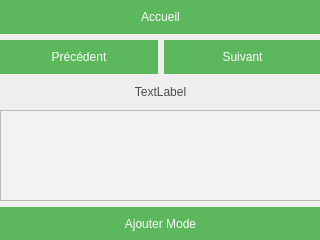
First picture: the form in thermostat/Thermostat/planningWindow.ui, repository kimchicharlie/Envio, before the edit.
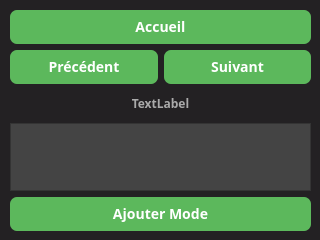
Second picture: the form after the edit.

Diff of the .ui file:
```diff
--- a/thermostat/Thermostat/planningWindow.ui
+++ b/thermostat/Thermostat/planningWindow.ui
@@ -14,21 +14,30 @@
    <string>Envio - Thermostat</string>
   </property>
   <property name="styleSheet">
-   <string notr="true"/>
+   <string notr="true">Background: #232123;
+</string>
   </property>
   <widget class="QWidget" name="centralwidget">
    <widget class="QWidget" name="gridLayoutWidget">
     <property name="geometry">
      <rect>
-      <x>0</x>
-      <y>0</y>
-      <width>321</width>
-      <height>241</height>
+      <x>10</x>
+      <y>10</y>
+      <width>301</width>
+      <height>221</height>
      </rect>
     </property>
     <layout class="QGridLayout" name="gridLayout">
      <item row="6" column="0" alignment="Qt::AlignVCenter">
       <widget class="QPushButton" name="AddModeButton">
+       <property name="font">
+        <font>
+         <family>Segoe UI,sans-serif</family>
+         <pointsize>-1</pointsize>
+         <weight>75</weight>
+         <bold>true</bold>
+        </font>
+       </property>
        <property name="styleSheet">
         <string notr="true">QPushButton
 {
@@ -37,9 +46,10 @@
 	outline: 0;
 	background: #5cb85c;
 	border: 0;
-	padding: 10px;
+	padding: 7px;
 	color: #FFFFFF;
-	font-size: 12px;
+	font-size: 14px;
+	border-radius: 7px;
 }
 
 QPushButton:hover
@@ -63,8 +73,8 @@
       <widget class="QTableView" name="tableView">
        <property name="styleSheet">
         <string notr="true">QTableView {
-	background: #f2f2f2;
-font-family:&quot;Segoe UI&quot;, sans-serif;
+	background: #444;
+	font-family:&quot;Segoe UI&quot;, sans-serif;
     show-decoration-selected: 1; 
 }
 
@@ -78,12 +88,12 @@
 
 QTableView::item:selected:!active {
     background: qlineargradient(x1: 0, y1: 0, x2: 1, y2: 1,
-                                stop: 0 #ABAFE5, stop: 1 #8588B2);
+                                stop: 0 #8588B2, stop: 1 #ABAFE5);
 }
 
 QTableView::item:selected:active {
     background: qlineargradient(x1: 0, y1: 0, x2: 1, y2: 1,
-                                stop: 0 #4cae4c, stop: 1 #265726);
+                                stop: 0 #265726, stop: 1 #4cae4c);
 }
 
 QTableView::item:hover {
@@ -99,29 +109,37 @@
 box-sizing: border-box;
 font-size: 12px;
 }
-
+*/
 QTableView::item
 {
     padding-left:10px;
     width:80px;
     height:20px;
-    color: #5a5a5a;
+    color: #EEE;
     border-bottom :1px solid #f0f0f0;
 	font-size: 12px;
 }
-*/</string>
+</string>
        </property>
       </widget>
      </item>
      <item row="4" column="0">
       <widget class="QLabel" name="DateLabel">
+       <property name="font">
+        <font>
+         <family>Segoe UI,sans-serif</family>
+         <pointsize>-1</pointsize>
+         <weight>75</weight>
+         <bold>true</bold>
+        </font>
+       </property>
        <property name="styleSheet">
         <string notr="true">font-family:&quot;Segoe UI&quot;, sans-serif;
 text-transform: uppercase;
 outline: 0;
 border: 0;
 padding: 5px;
-color: #4d4d4d;
+color: #AAA;
 font-size: 12px;
 
 </string>
@@ -138,6 +156,14 @@
       <layout class="QHBoxLayout" name="horizontalLayout">
        <item>
         <widget class="QPushButton" name="AccueilBtn">
+         <property name="font">
+          <font>
+           <family>Segoe UI,sans-serif</family>
+           <pointsize>-1</pointsize>
+           <weight>75</weight>
+           <bold>true</bold>
+          </font>
+         </property>
          <property name="styleSheet">
           <string notr="true">QPushButton
 {
@@ -146,9 +172,10 @@
 	outline: 0;
 	background: #5cb85c;
 	border: 0;
-	padding: 10px;
+	padding: 7px;
 	color: #FFFFFF;
-	font-size: 12px;
+	font-size: 14px;
+	border-radius: 7px;
 }
 
 QPushButton:hover
@@ -174,6 +201,14 @@
       <layout class="QHBoxLayout" name="horizontalLayout_2">
        <item>
         <widget class="QPushButton" name="PrevButton">
+         <property name="font">
+          <font>
+           <family>Segoe UI,sans-serif</family>
+           <pointsize>-1</pointsize>
+           <weight>75</weight>
+           <bold>true</bold>
+          </font>
+         </property>
          <property name="styleSheet">
           <string notr="true">QPushButton
 {
@@ -182,9 +217,10 @@
 	outline: 0;
 	background: #5cb85c;
 	border: 0;
-	padding: 10px;
+	padding: 7px;
 	color: #FFFFFF;
-	font-size: 12px;
+	font-size: 14px;
+	border-radius: 7px;
 }
 
 QPushButton:hover
@@ -206,6 +242,14 @@
        </item>
        <item>
         <widget class="QPushButton" name="NextButton">
+         <property name="font">
+          <font>
+           <family>Segoe UI,sans-serif</family>
+           <pointsize>-1</pointsize>
+           <weight>75</weight>
+           <bold>true</bold>
+          </font>
+         </property>
          <property name="styleSheet">
           <string notr="true">QPushButton
 {
@@ -214,9 +258,10 @@
 	outline: 0;
 	background: #5cb85c;
 	border: 0;
-	padding: 10px;
+	padding: 7px;
 	color: #FFFFFF;
-	font-size: 12px;
+	font-size: 14px;
+	border-radius: 7px;
 }
 
 QPushButton:hover
```
Left out of the diff: 22 changed lines with no effect on the pictures.
